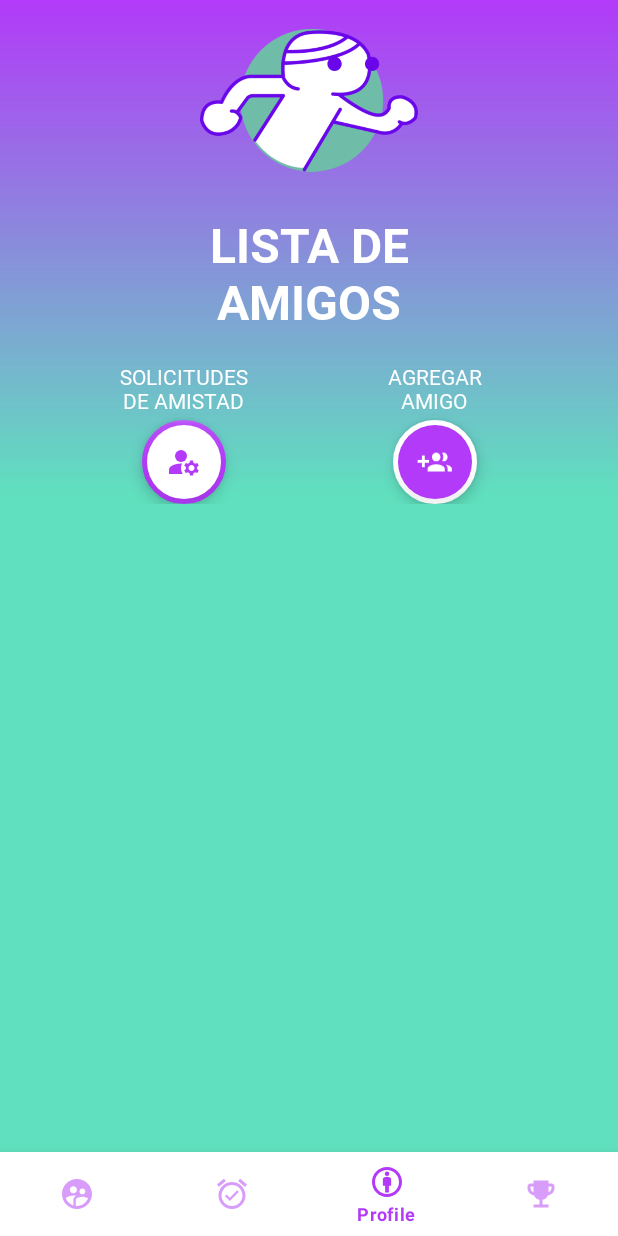
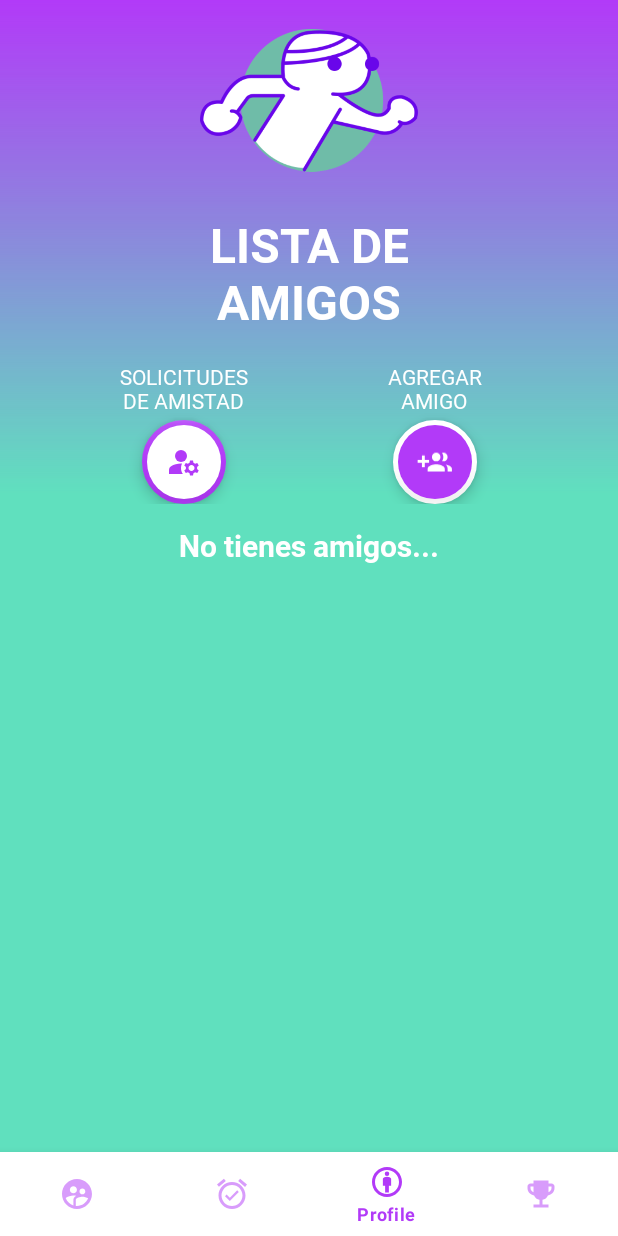
Before and after one commit to IntroCompuMovil202110/FitGuide, an Android app: the FriendsListActivity screen opened directly, with no data from a screen before it, on a phone screen of 412 x 824 dp. Run offline under Robolectric (Android 15) with nearby library versions, the phone set to English and light mode, and no system bars; our stand-ins replace Firebase (no records; nobody signed in at launch, a user with empty details on screens opened directly).

Commit message:
Friends list UI improvements

```diff
--- a/app/src/main/java/org/phonen/fitguide/FriendsListActivity.java
+++ b/app/src/main/java/org/phonen/fitguide/FriendsListActivity.java
@@ -8,6 +8,7 @@ import android.os.Bundle;
 import android.util.Log;
 import android.view.View;
 import android.widget.ListView;
+import android.widget.TextView;
 import android.widget.Toast;
 
 import com.google.android.material.bottomnavigation.BottomNavigationView;
@@ -33,6 +34,7 @@ public class FriendsListActivity extends AppCompatActivity {
     BottomNavigationView bottomNavigationView;
     ListView friendsListView;
     FriendsListAdapter adapter;
+    TextView emptyText;
     //Data
     private List<String> friendsUids;
     private String currentUserUid;
@@ -42,6 +44,7 @@ public class FriendsListActivity extends AppCompatActivity {
         setContentView(R.layout.activity_friends_list);
         navBarSettings();
         friendsListView = findViewById(R.id.friendsList);
+        this.emptyText = findViewById(R.id.emptyText);
         this.friendsUids = new ArrayList<>();
         this.mAuth = FirebaseAuth.getInstance();
         this.mDB = FirebaseDatabase.getInstance();
@@ -54,10 +57,14 @@ public class FriendsListActivity extends AppCompatActivity {
                 currentUserUid).addListenerForSingleValueEvent(new ValueEventListener() {
             @Override
             public void onDataChange(@NonNull DataSnapshot snapshot) {
-                for(DataSnapshot ds: snapshot.getChildren()){
-                    friendsUids.add(ds.getKey());
+                if (snapshot.getChildrenCount() < 1){
+                    emptyText.setText("No tienes amigos...");
+                }else {
+                    for(DataSnapshot ds: snapshot.getChildren()){
+                        friendsUids.add(ds.getKey());
+                    }
+                    loadAdapter();
                 }
-                loadAdapter();
             }
             @Override
             public void onCancelled(@NonNull DatabaseError error) {
@@ -68,7 +75,7 @@ public class FriendsListActivity extends AppCompatActivity {
 
 
     private void loadAdapter() {
-        this.adapter = new FriendsListAdapter(this, this.friendsUids, currentUserUid);
+        this.adapter = new FriendsListAdapter(this, this.friendsUids, currentUserUid, emptyText);
         this.friendsListView.setAdapter(this.adapter);
     }
 
--- a/app/src/main/java/org/phonen/fitguide/utils/PostUploader.java
+++ b/app/src/main/java/org/phonen/fitguide/utils/PostUploader.java
@@ -73,7 +73,7 @@ public class PostUploader {
                 stringBuilder.append("Genial!");
                 break;
             case 1:
-                stringBuilder.append("Espéctacular!");
+                stringBuilder.append("Espectacular!");
                 break;
             case 2:
                 stringBuilder.append("Asombroso!");
--- a/app/src/main/res/layout/activity_friends_list.xml
+++ b/app/src/main/res/layout/activity_friends_list.xml
@@ -7,6 +7,19 @@
     tools:context=".FriendsListActivity">
 
     <include layout="@layout/custom_gradient_layout"/>
+
+    <androidx.constraintlayout.widget.ConstraintLayout
+        android:layout_width="match_parent"
+        android:layout_height="match_parent">
+
+        <LinearLayout
+            android:id="@+id/mainLinear"
+            android:layout_width="match_parent"
+            android:layout_height="wrap_content"
+            android:orientation="vertical"
+            app:layout_constraintTop_toTopOf="parent"
+            app:layout_constraintEnd_toEndOf="parent"
+            app:layout_constraintStart_toStartOf="parent">
 
             <androidx.constraintlayout.widget.ConstraintLayout
                 android:layout_width="match_parent"
@@ -68,10 +81,10 @@
                         android:layout_gravity="bottom|center"
                         android:layout_marginTop="5dp"
                         android:backgroundTint="@color/white"
+                        android:onClick="FriendRequests"
                         android:src="@drawable/ic_manage_accounts_white_18dp"
                         app:backgroundTint="@color/main_purple"
                         app:borderWidth="3dp"
-                android:onClick="FriendRequests"
                         app:layout_constraintEnd_toEndOf="parent"
                         app:layout_constraintStart_toStartOf="parent"
                         app:layout_constraintTop_toBottomOf="@+id/textView"
@@ -111,10 +124,10 @@
                         android:layout_gravity="bottom|center"
                         android:layout_marginTop="5dp"
                         android:backgroundTint="@color/main_purple"
+                        android:onClick="AddFriend"
                         android:src="@drawable/add_friend_icon"
                         app:backgroundTint="@color/white"
                         app:borderWidth="3dp"
-                android:onClick="AddFriend"
                         app:layout_constraintEnd_toEndOf="parent"
                         app:layout_constraintStart_toStartOf="parent"
                         app:layout_constraintTop_toBottomOf="@+id/textView6"
@@ -124,19 +137,43 @@
 
                 </androidx.constraintlayout.widget.ConstraintLayout>
 
+            </androidx.constraintlayout.widget.ConstraintLayout>
+
+        </LinearLayout>
+
+        <LinearLayout
+            android:id="@+id/listLinear"
+            android:layout_width="match_parent"
+            android:layout_height="wrap_content"
+            android:orientation="vertical"
+            android:paddingTop="10dp"
+            app:layout_constraintBottom_toTopOf="@+id/bottomNavigationView"
+            app:layout_constraintEnd_toEndOf="parent"
+            app:layout_constraintStart_toStartOf="parent"
+            app:layout_constraintTop_toBottomOf="@+id/mainLinear"
+            app:layout_constraintVertical_bias="0.00999999">
+
+            <TextView
+                android:id="@+id/emptyText"
+                android:layout_width="match_parent"
+                android:layout_height="wrap_content"
+                android:fontFamily="@font/roboto_bold"
+                android:gravity="center"
+                android:textColor="#FFFFFF"
+                android:textSize="20sp" />
+
             <ListView
                 android:id="@+id/friendsList"
                 android:layout_width="match_parent"
-            android:layout_height="0dp"
+                android:layout_height="match_parent"
                 android:divider="@null"
                 android:dividerHeight="10dp"
                 android:paddingHorizontal="48dp"
                 android:paddingVertical="8dp"
-            android:paddingTop="10dp"
-            app:layout_constraintBottom_toTopOf="@+id/bottomNavigationView"
-            app:layout_constraintEnd_toEndOf="parent"
-            app:layout_constraintStart_toStartOf="parent"
-            app:layout_constraintTop_toBottomOf="@+id/constraintLayout5" />
+                android:paddingTop="10dp"></ListView>
+
+
+        </LinearLayout>
 
         <com.google.android.material.bottomnavigation.BottomNavigationView
             android:id="@+id/bottomNavigationView"
@@ -147,11 +184,9 @@
             app:itemTextColor="@drawable/selector"
             app:layout_constraintBottom_toBottomOf="parent"
             app:layout_constraintEnd_toEndOf="parent"
-            app:layout_constraintHorizontal_bias="0.0"
             app:layout_constraintStart_toStartOf="parent"
-            app:layout_constraintTop_toTopOf="parent"
-            app:layout_constraintVertical_bias="1.0"
             app:menu="@menu/bottom_menu" />
 
     </androidx.constraintlayout.widget.ConstraintLayout>
+
 </FrameLayout>
```
Also changed, not shown: app/src/main/java/org/phonen/fitguide/helpers/FriendsListAdapter.java (+11 -1 lines), app/src/main/res/layout/activity_add_friend.xml (+0 -20 lines). Lines whose indentation alone changed are shown as unchanged.
